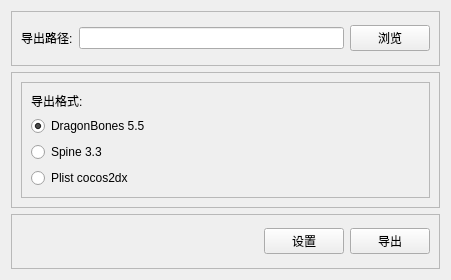
First picture: the form in ImageSlicer/ImageSlicer/Modules/Export/ExportWnd.ui, repository cnscj/ImageSlicer, before the edit.
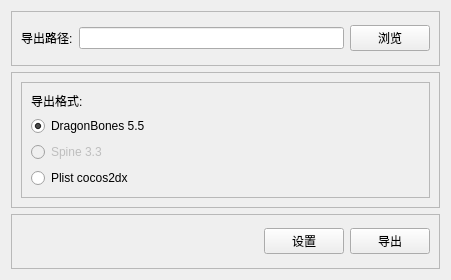
Second picture: the form after the edit.

Patch:
```diff
--- a/ImageSlicer/ImageSlicer/Modules/Export/ExportWnd.ui
+++ b/ImageSlicer/ImageSlicer/Modules/Export/ExportWnd.ui
@@ -87,6 +87,9 @@
          </item>
          <item row="2" column="0">
           <widget class="QRadioButton" name="spineRb">
+           <property name="enabled">
+            <bool>false</bool>
+           </property>
            <property name="text">
             <string>Spine 3.3</string>
            </property>
```
